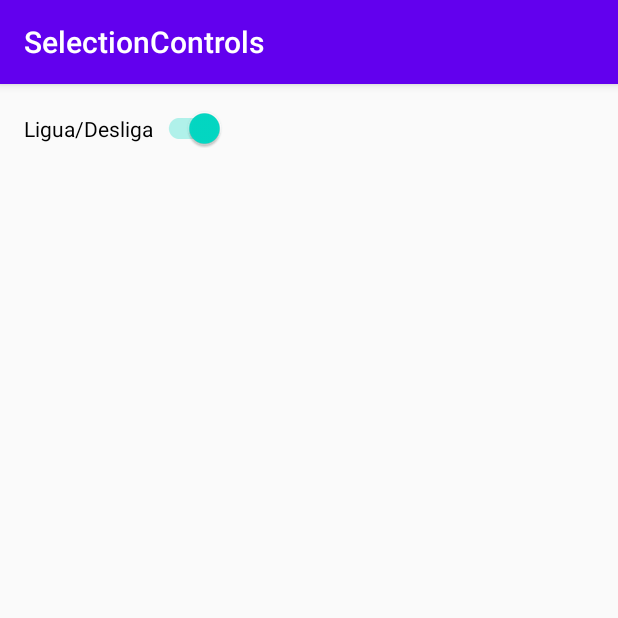
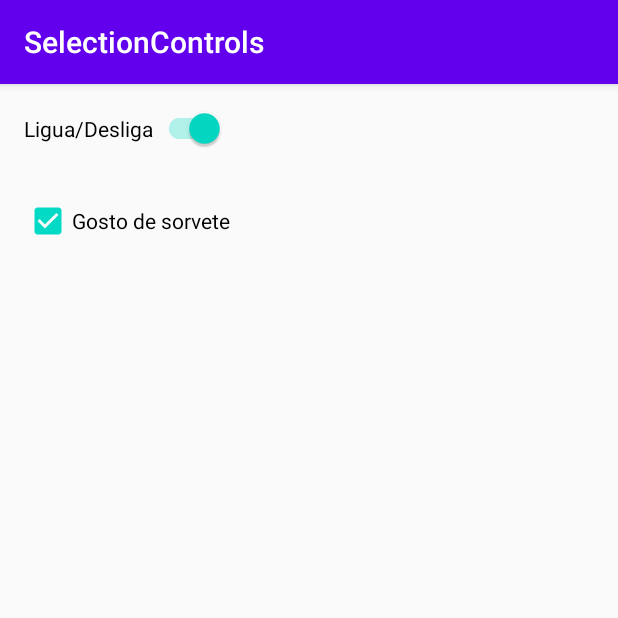
Before and after one commit to GabrielRJesus/AndroidProjects, an Android app: the screen it shows after launch (MainActivity), on a phone screen of 412 x 824 dp, the top half of it. Run offline under Robolectric (Android 15) with nearby library versions, the phone set to English and light mode, and no system bars.

```diff
--- a/SelectionControls/app/src/main/java/dev/gabrieljesus/selectioncontrols/MainActivity.java
+++ b/SelectionControls/app/src/main/java/dev/gabrieljesus/selectioncontrols/MainActivity.java
@@ -1,6 +1,7 @@
 package dev.gabrieljesus.selectioncontrols;
 
 import androidx.appcompat.app.AppCompatActivity;
+import androidx.appcompat.widget.AppCompatCheckBox;
 import androidx.appcompat.widget.SwitchCompat;
 
 import android.os.Bundle;
@@ -10,6 +11,7 @@ import android.widget.Toast;
 public class MainActivity extends AppCompatActivity {
 
     private SwitchCompat switchButton;
+    private AppCompatCheckBox checkBox;
 
     @Override
     protected void onCreate(Bundle savedInstanceState) {
@@ -28,5 +30,17 @@ public class MainActivity extends AppCompatActivity {
                 }
             }
         });
+
+        checkBox = findViewById(R.id.cb_ice_cream);
+        checkBox.setOnCheckedChangeListener(new CompoundButton.OnCheckedChangeListener() {
+            @Override
+            public void onCheckedChanged(CompoundButton compoundButton, boolean b) {
+                if(b){
+                    Toast.makeText(MainActivity.this, "Gosta de sorvete", Toast.LENGTH_SHORT).show();
+                }else{
+                    Toast.makeText(MainActivity.this, "Não gosta de sorvete", Toast.LENGTH_SHORT).show();
+                }
+            }
+        });
     }
 }
--- a/SelectionControls/app/src/main/res/layout/activity_main.xml
+++ b/SelectionControls/app/src/main/res/layout/activity_main.xml
@@ -15,6 +15,12 @@
         android:layout_margin="16dp"
         android:checked="true"/>
 
-
+    <androidx.appcompat.widget.AppCompatCheckBox
+        android:id="@+id/cb_ice_cream"
+        android:layout_width="wrap_content"
+        android:layout_height="wrap_content"
+        android:layout_margin="16dp"
+        android:text="@string/cb_ice_cream"
+        android:checked="true"/>
 
 </LinearLayout>
--- a/SelectionControls/app/src/main/res/values/strings.xml
+++ b/SelectionControls/app/src/main/res/values/strings.xml
@@ -1,4 +1,5 @@
 <resources>
     <string name="app_name">SelectionControls</string>
     <string name="switch_onoff">Ligua/Desliga</string>
+    <string name="cb_ice_cream">Gosto de sorvete</string>
 </resources>
```
